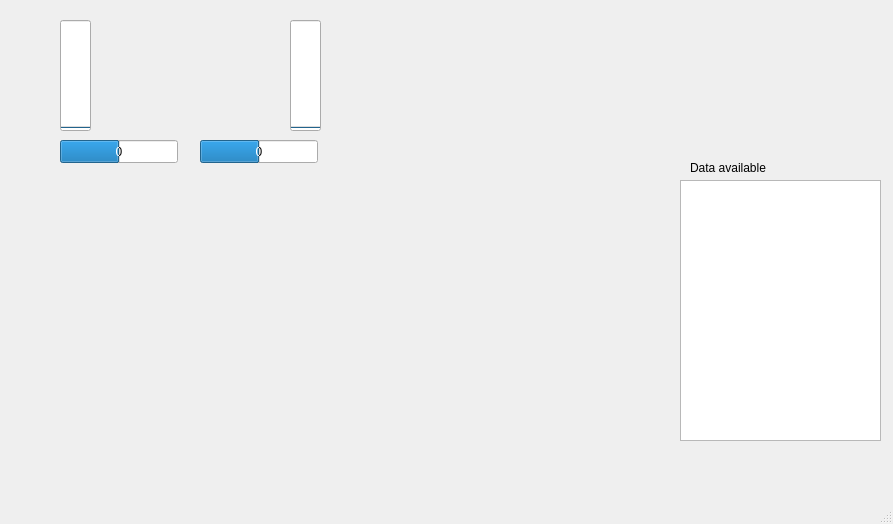
Qt form vant3.ui (iurobpn/provant-groundstation) before a commit.
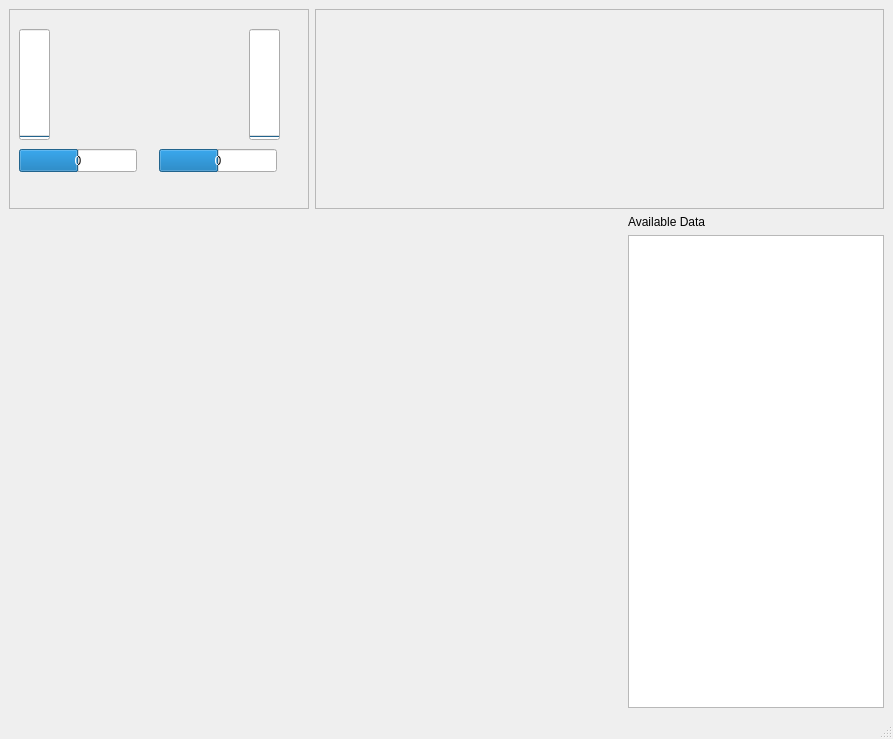
The same form after that commit. Custom widgets are drawn as their Qt base class.

Commit message: Independent Plotting of DOOM implemented.

```diff
--- a/vant3.ui
+++ b/vant3.ui
@@ -7,36 +7,48 @@
     <x>0</x>
     <y>0</y>
     <width>893</width>
-    <height>524</height>
+    <height>739</height>
    </rect>
   </property>
   <property name="windowTitle">
    <string>MainWindow</string>
   </property>
   <widget class="QWidget" name="centralwidget">
-   <widget class="QProgressBar" name="lMotorSpeed">
-    <property name="geometry">
-     <rect>
-      <x>60</x>
-      <y>20</y>
-      <width>31</width>
-      <height>111</height>
-     </rect>
-    </property>
-    <property name="maximum">
-     <number>20</number>
-    </property>
-    <property name="value">
-     <number>0</number>
-    </property>
-    <property name="orientation">
-     <enum>Qt::Vertical</enum>
-    </property>
-   </widget>
+   <layout class="QVBoxLayout" name="verticalLayout_7">
+    <item>
+     <layout class="QVBoxLayout" name="verticalLayout_2">
+      <item>
+       <layout class="QHBoxLayout" name="horizontalLayout_4">
+        <item>
+         <widget class="QFrame" name="frame">
+          <property name="sizePolicy">
+           <sizepolicy hsizetype="Fixed" vsizetype="Expanding">
+            <horstretch>0</horstretch>
+            <verstretch>0</verstretch>
+           </sizepolicy>
+          </property>
+          <property name="minimumSize">
+           <size>
+            <width>300</width>
+            <height>200</height>
+           </size>
+          </property>
+          <property name="maximumSize">
+           <size>
+            <width>300</width>
+            <height>200</height>
+           </size>
+          </property>
+          <property name="frameShape">
+           <enum>QFrame::StyledPanel</enum>
+          </property>
+          <property name="frameShadow">
+           <enum>QFrame::Raised</enum>
+          </property>
    <widget class="QProgressBar" name="rMotorSpeed">
     <property name="geometry">
      <rect>
-      <x>290</x>
+             <x>240</x>
       <y>20</y>
       <width>31</width>
       <height>111</height>
@@ -52,44 +64,29 @@
      <enum>Qt::Vertical</enum>
     </property>
    </widget>
-   <widget class="QProgressBar" name="lServo">
+          <widget class="QProgressBar" name="lMotorSpeed">
     <property name="geometry">
      <rect>
-      <x>60</x>
-      <y>140</y>
-      <width>118</width>
-      <height>23</height>
-     </rect>
-    </property>
-    <property name="layoutDirection">
-     <enum>Qt::LeftToRight</enum>
-    </property>
-    <property name="autoFillBackground">
-     <bool>false</bool>
-    </property>
-    <property name="minimum">
-     <number>-60</number>
-    </property>
+             <x>10</x>
+             <y>20</y>
+             <width>31</width>
+             <height>111</height>
+            </rect>
+           </property>
     <property name="maximum">
-     <number>60</number>
+            <number>20</number>
     </property>
     <property name="value">
      <number>0</number>
     </property>
-    <property name="invertedAppearance">
-     <bool>false</bool>
-    </property>
-    <property name="textDirection">
-     <enum>QProgressBar::TopToBottom</enum>
-    </property>
-    <property name="format">
-     <string>%v</string>
+           <property name="orientation">
+            <enum>Qt::Vertical</enum>
     </property>
    </widget>
    <widget class="QProgressBar" name="rServo">
     <property name="geometry">
      <rect>
-      <x>200</x>
+             <x>150</x>
       <y>140</y>
       <width>118</width>
       <height>23</height>
@@ -120,40 +117,92 @@
      <string>%v</string>
     </property>
    </widget>
-   <widget class="KSqueezedTextLabel" name="ksqueezedtextlabel_4">
-    <property name="geometry">
-     <rect>
-      <x>690</x>
-      <y>160</y>
-      <width>171</width>
-      <height>16</height>
-     </rect>
-    </property>
-    <property name="text">
-     <string>Data available</string>
-    </property>
-   </widget>
-   <widget class="QwtPlot" name="qwtPlot">
+          <widget class="QProgressBar" name="lServo">
     <property name="geometry">
      <rect>
       <x>10</x>
-      <y>180</y>
-      <width>651</width>
-      <height>291</height>
-     </rect>
-    </property>
-   </widget>
+             <y>140</y>
+             <width>118</width>
+             <height>23</height>
+            </rect>
+           </property>
+           <property name="layoutDirection">
+            <enum>Qt::LeftToRight</enum>
+           </property>
+           <property name="autoFillBackground">
+            <bool>false</bool>
+           </property>
+           <property name="minimum">
+            <number>-60</number>
+           </property>
+           <property name="maximum">
+            <number>60</number>
+           </property>
+           <property name="value">
+            <number>0</number>
+           </property>
+           <property name="invertedAppearance">
+            <bool>false</bool>
+           </property>
+           <property name="textDirection">
+            <enum>QProgressBar::TopToBottom</enum>
+           </property>
+           <property name="format">
+            <string>%v</string>
+           </property>
+          </widget>
+          <zorder>rMotorSpeed</zorder>
+          <zorder>lMotorSpeed</zorder>
+          <zorder>rServo</zorder>
+          <zorder>lServo</zorder>
+          <zorder>qwtPlot</zorder>
+          <zorder>horizontalLayoutWidget</zorder>
+          <zorder>horizontalLayoutWidget</zorder>
+         </widget>
+        </item>
+        <item>
+         <widget class="QFrame" name="frame_2">
+          <property name="minimumSize">
+           <size>
+            <width>0</width>
+            <height>200</height>
+           </size>
+          </property>
+          <property name="frameShape">
+           <enum>QFrame::StyledPanel</enum>
+          </property>
+          <property name="frameShadow">
+           <enum>QFrame::Raised</enum>
+          </property>
+          <zorder>frame</zorder>
+         </widget>
+        </item>
+       </layout>
+      </item>
+      <item>
+       <layout class="QHBoxLayout" name="horizontalLayout_5">
+        <item>
+         <widget class="QwtPlot" name="qwtPlot"/>
+        </item>
+        <item>
+         <layout class="QVBoxLayout" name="verticalLayout">
+          <item>
+           <widget class="KSqueezedTextLabel" name="ksqueezedtextlabel">
+            <property name="sizePolicy">
+             <sizepolicy hsizetype="Minimum" vsizetype="Fixed">
+              <horstretch>0</horstretch>
+              <verstretch>0</verstretch>
+             </sizepolicy>
+            </property>
+            <property name="text">
+             <string>Available Data</string>
+            </property>
+           </widget>
+          </item>
+          <item>
    <widget class="QTreeWidget" name="treeWidget">
-    <property name="geometry">
-     <rect>
-      <x>680</x>
-      <y>180</y>
-      <width>201</width>
-      <height>261</height>
-     </rect>
-    </property>
     <property name="sizePolicy">
-     <sizepolicy hsizetype="Expanding" vsizetype="Expanding">
+             <sizepolicy hsizetype="Maximum" vsizetype="Expanding">
       <horstretch>0</horstretch>
       <verstretch>0</verstretch>
      </sizepolicy>
@@ -186,6 +235,23 @@
      </property>
     </column>
    </widget>
+          </item>
+         </layout>
+        </item>
+       </layout>
+      </item>
+     </layout>
+    </item>
+   </layout>
+   <zorder>gridLayoutWidget</zorder>
+   <zorder>horizontalLayoutWidget</zorder>
+   <zorder>frame</zorder>
+   <zorder></zorder>
+   <zorder>rServo</zorder>
+   <zorder>lServo</zorder>
+   <zorder>frame_2</zorder>
+   <zorder>treeWidget</zorder>
+   <zorder>label</zorder>
   </widget>
   <widget class="QMenuBar" name="menubar">
    <property name="geometry">
```
Lines whose indentation alone changed are shown as unchanged. The commit also changes 2 other files.
